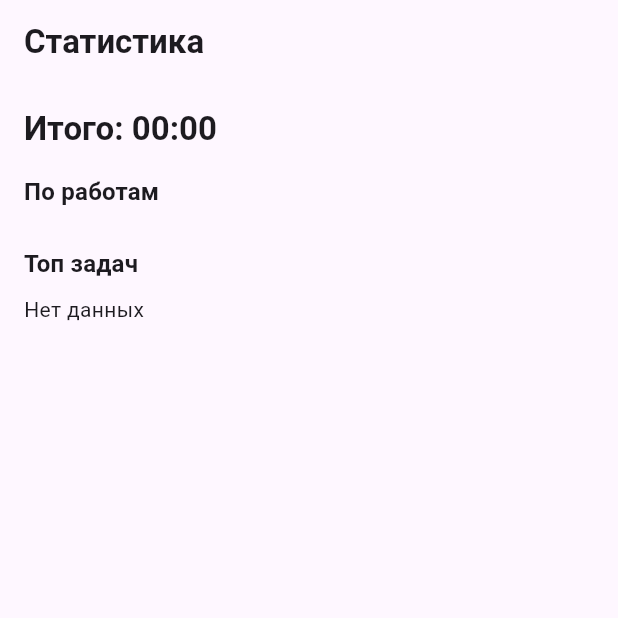
After one commit to 1bgn/work_no_cry, a Flutter app: the StatsPage screen opened by its route, on a phone screen of 412 x 824 dp, the top half of it. The commit adds this screen. Run offline on Flutter 3.47's test engine with Material 3 defaults, Android fonts, the light colour scheme and no system bars; our stand-ins replace get_it, go_router, injectable, shared_preferences, signals; accounts and stored records are empty; generated files the repository leaves out were written again.

Commit message:
рабочий билд

```diff
--- /dev/null
+++ b/lib/features/stats/presentation/stats_page.dart
@@ -0,0 +1,63 @@
+import 'package:flutter/material.dart';
+import 'package:signals/signals_flutter.dart';
+
+import '../../../app/di/injection.dart';
+import '../../../shared/presentation/format_duration.dart';
+import '../../works/presentation/works_controller.dart';
+
+class StatsPage extends StatelessWidget {
+  const StatsPage({super.key});
+
+  @override
+  Widget build(BuildContext context) {
+    final works = getIt<WorksController>();
+
+    return Scaffold(
+      appBar: AppBar(title: const Text('Статистика')),
+      body: Watch((context) {
+        final list = works.works.value;
+
+        final total = works.totalSpent.value;
+
+        final allTasks = <({String workTitle, String taskTitle, Duration spent})>[];
+        for (final w in list) {
+          for (final t in w.tasks) {
+            allTasks.add((workTitle: w.title, taskTitle: t.title, spent: t.spent));
+          }
+        }
+        allTasks.sort((a, b) => b.spent.compareTo(a.spent));
+        final top = allTasks.take(5).toList();
+
+        return ListView(
+          padding: const EdgeInsets.all(16),
+          children: [
+            Text('Итого: ${formatDuration(total)}',
+                style: Theme.of(context).textTheme.titleLarge),
+            const SizedBox(height: 16),
+
+            Text('По работам', style: Theme.of(context).textTheme.titleMedium),
+            const SizedBox(height: 8),
+            ...list.map((w) => ListTile(
+              contentPadding: EdgeInsets.zero,
+              title: Text(w.title),
+              trailing: Text(formatDuration(w.total)),
+            )),
+
+            const SizedBox(height: 16),
+            Text('Топ задач', style: Theme.of(context).textTheme.titleMedium),
+            const SizedBox(height: 8),
+            if (top.isEmpty)
+              const Text('Нет данных')
+            else
+              ...top.map((x) => ListTile(
+                contentPadding: EdgeInsets.zero,
+                title: Text(x.taskTitle),
+                subtitle: Text(x.workTitle),
+                trailing: Text(formatDuration(x.spent)),
+              )),
+          ],
+        );
+      }),
+    );
+  }
+}
--- a/lib/features/works/application/works_store.dart
+++ b/lib/features/works/application/works_store.dart
@@ -32,34 +32,81 @@ class Work {
   );
 }
 
+class TaskSession {
+  final String id;
+  final int startedAtMs; // unix ms
+  final int durationMs;
+  final String? note;
+
+  const TaskSession({
+    required this.id,
+    required this.startedAtMs,
+    required this.durationMs,
+    this.note,
+  });
+
+  Duration get duration => Duration(milliseconds: durationMs);
+
+  Map<String, dynamic> toJson() => {
+    'id': id,
+    'startedAtMs': startedAtMs,
+    'durationMs': durationMs,
+    'note': note,
+  };
+
+  static TaskSession fromJson(Map<String, dynamic> j) => TaskSession(
+    id: j['id'] as String,
+    startedAtMs: (j['startedAtMs'] as num).toInt(),
+    durationMs: (j['durationMs'] as num).toInt(),
+    note: j['note'] as String?,
+  );
+}
+
 class Task {
   final String id;
   final String title;
+
+  /// Для быстрого вывода суммарного времени (сохраняем явно).
   final int spentMs;
+
+  /// История сессий таймера.
+  final List<TaskSession> sessions;
 
   const Task({
     required this.id,
     required this.title,
     required this.spentMs,
+    required this.sessions,
   });
 
   Duration get spent => Duration(milliseconds: spentMs);
 
-  Task copyWith({String? title, int? spentMs}) => Task(
-    id: id,
-    title: title ?? this.title,
-    spentMs: spentMs ?? this.spentMs,
-  );
+  Task copyWith({
+    String? title,
+    int? spentMs,
+    List<TaskSession>? sessions,
+  }) =>
+      Task(
+        id: id,
+        title: title ?? this.title,
+        spentMs: spentMs ?? this.spentMs,
+        sessions: sessions ?? this.sessions,
+      );
 
   Map<String, dynamic> toJson() => {
     'id': id,
     'title': title,
     'spentMs': spentMs,
+    'sessions': sessions.map((s) => s.toJson()).toList(),
   };
 
   static Task fromJson(Map<String, dynamic> j) => Task(
     id: j['id'] as String,
     title: j['title'] as String,
     spentMs: (j['spentMs'] as num).toInt(),
+    // backward-compatible: если старые данные без sessions
+    sessions: ((j['sessions'] as List<dynamic>?) ?? const [])
+        .map((e) => TaskSession.fromJson(e as Map<String, dynamic>))
+        .toList(),
   );
 }
--- a/lib/features/works/presentation/works_list_page.dart
+++ b/lib/features/works/presentation/works_list_page.dart
@@ -45,6 +45,10 @@ class _WorksListPageState extends State<WorksListPage> {
               child: Text('Итого: ${formatDuration(c.totalSpent.value)}'),
             ),
           ),
+          IconButton(
+            icon: const Icon(Icons.insights_outlined),
+            onPressed: () => context.go('/stats'),
+          ),
         ],
       ),
       floatingActionButton: FloatingActionButton(
--- /dev/null
+++ b/lib/shared/presentation/format_datetime.dart
@@ -0,0 +1,5 @@
+String formatDateTimeMs(int ms) {
+  final d = DateTime.fromMillisecondsSinceEpoch(ms);
+  String two(int x) => x.toString().padLeft(2, '0');
+  return '${two(d.day)}.${two(d.month)}.${d.year} ${two(d.hour)}:${two(d.minute)}';
+}
```
Also changed, not shown: lib/app/app.dart (+71 -1 lines), lib/app/router.dart (+19 -4 lines), lib/features/task_sessions/presentation/task_sessions_page.dart (added, +63 -0 lines), lib/features/task_timer/application/task_timer_service.dart (+11 -3 lines), lib/features/task_timer/presentation/task_page.dart (+25 -31 lines), lib/features/task_timer/presentation/task_timer_controller.dart (+20 -7 lines), lib/features/works/application/works_service.dart (+58 -6 lines), lib/features/works/presentation/works_controller.dart (+27 -0 lines).
